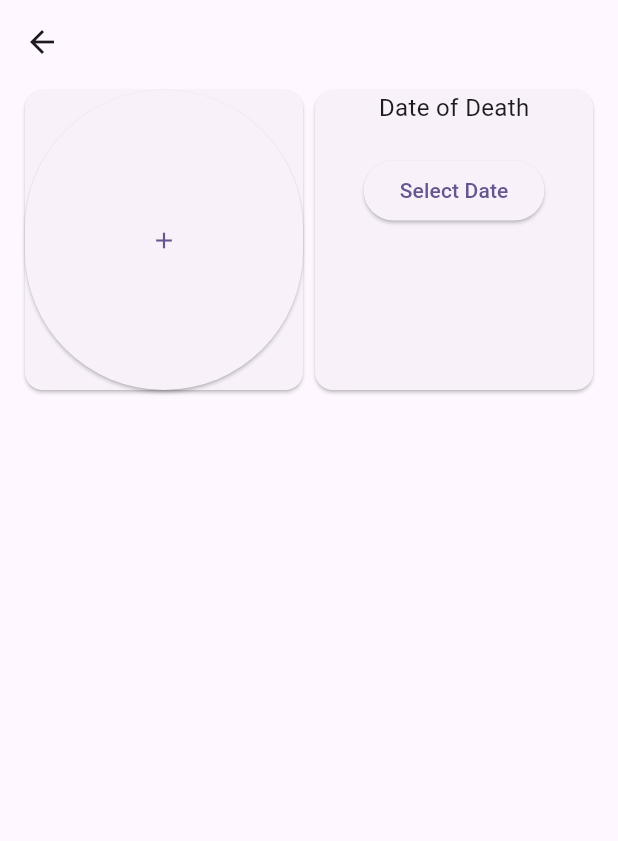
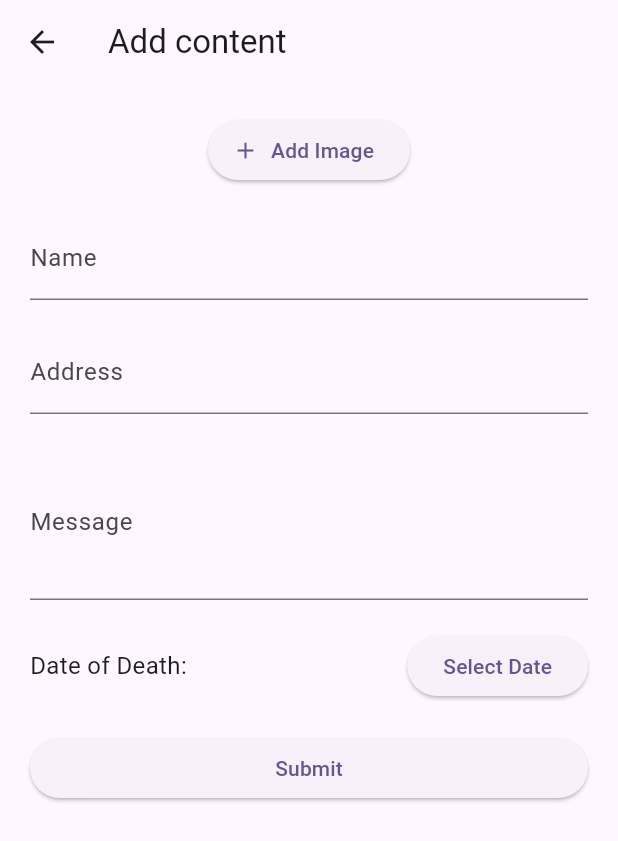
Before and after one commit to devendra-alt/social-content-manager, a Flutter app: the Create screen opened directly, on a phone screen of 412 x 824 dp. Shown: the top 841 px of the screen. Run offline on Flutter 3.47's test engine with Material 3 defaults, Android fonts, the phone set to English and light mode, and no system bars; our stand-ins replace file_picker, flutter_secure_storage, share; accounts and stored records are empty.

Commit message:
Add create table Form in create.dart

```diff
--- a/lib/home/create.dart
+++ b/lib/home/create.dart
@@ -1,6 +1,7 @@
 import 'dart:io';
 import 'package:file_picker/file_picker.dart';
 import 'package:flutter/material.dart';
+import 'package:social_content_manager/home/display.dart';
 
 class Create extends StatefulWidget {
   const Create({Key? key, required this.title}) : super(key: key);
@@ -17,7 +18,8 @@ class _CreateState extends State<Create> {
   final _formKey = GlobalKey<FormState>();
 
   String _name = '';
-  String _dod = '';
+  String _address = '';
+  String _message = '';
 
   DateTime selectedDate = DateTime.now();
 
@@ -37,68 +39,123 @@ class _CreateState extends State<Create> {
   @override
   Widget build(BuildContext context) {
     return Scaffold(
-      appBar: AppBar(),
-      body: Center(
+      appBar: AppBar(
+        title: Text(widget.title),
+      ),
+      body: SingleChildScrollView(
+        padding: EdgeInsets.all(20.0),
+        child: Form(
+          key: _formKey,
+          child: Column(
+            crossAxisAlignment: CrossAxisAlignment.stretch,
+            children: [
+              Center(
                 child: Column(
                   children: [
-            Row(
-              mainAxisAlignment: MainAxisAlignment.center,
-              children: [
-                Card(
-                  child: SizedBox(
-                    width: MediaQuery.of(context).size.width * 0.45,
+                    if (filePath != null)
+                      SizedBox(
+                        width: MediaQuery.of(context).size.width * 0.5,
                         height: 200,
-                    child: filePath != null
-                        ? Image(
-                            image: FileImage(
-                              filePath != null ? File(filePath!) : File(''),
+                        child: Image.file(
+                          File(filePath!),
+                          fit: BoxFit.cover,
                         ),
-                            width: MediaQuery.of(context).size.width * 0.4,
-                            height: MediaQuery.of(context).size.height * 0.4,
                       )
-                        : ElevatedButton(
+                    else
+                      ElevatedButton.icon(
                         onPressed: () async {
-                              FilePickerResult? result = await FilePicker
-                                  .platform
-                                  .pickFiles(allowMultiple: false);
+                          FilePickerResult? result =
+                              await FilePicker.platform.pickFiles(
+                            allowMultiple: false,
+                          );
                           if (result != null && result.files.isNotEmpty) {
                             setState(() {
-                                  filePath = result.files.first.path;
+                              filePath = result.files.first.path!;
                             });
                           } else {
                             print('No file selected');
                           }
                         },
-                            child: Icon(Icons.add),
-                            style: ElevatedButton.styleFrom(
-                              maximumSize: Size(200, 50), // Set minimum size
+                        icon: Icon(Icons.add),
+                        label: Text('Add Image'),
+                      ),
+                  ],
                 ),
               ),
+              SizedBox(height: 20),
+              TextFormField(
+                decoration: InputDecoration(labelText: 'Name'),
+                validator: (value) {
+                  if (value == null || value.isEmpty) {
+                    return 'Please enter your name';
+                  }
+                  return null;
+                },
+                onSaved: (value) {
+                  _name = value!;
+                },
               ),
+              SizedBox(height: 20),
+              TextFormField(
+                decoration: InputDecoration(labelText: 'Address'),
+                validator: (value) {
+                  if (value == null || value.isEmpty) {
+                    return 'Please enter your address';
+                  }
+                  return null;
+                },
+                onSaved: (value) {
+                  _address = value!;
+                },
               ),
-                Card(
-                  child: SizedBox(
-                      width: MediaQuery.of(context).size.width * 0.45,
-                      height: 200,
-                      child: Column(
+              SizedBox(height: 20),
+              TextFormField(
+                decoration: InputDecoration(labelText: 'Message'),
+                maxLines: 3,
+                onSaved: (value) {
+                  _message = value!;
+                },
+              ),
+              SizedBox(height: 20),
+              Row(
+                mainAxisAlignment: MainAxisAlignment.spaceBetween,
                 children: [
                   Text(
-                            'Date of Death', // Display selected date
+                    'Date of Death:',
                     style: TextStyle(fontSize: 16),
-                            textAlign: TextAlign.left,
+                  ),
+                  ElevatedButton(
+                    onPressed: () => _selectedDate(context),
+                    child: Text('Select Date'),
+                  ),
+                ],
               ),
               SizedBox(height: 20),
               ElevatedButton(
-                            onPressed: () => _selectedDate(
-                                context), // Call the date picker function
-                            child: Text('Select Date'),
+                onPressed: () {
+                  final form = _formKey.currentState;
+                  if (form!.validate()) {
+                    form.save();
+                    // Process the data or submit the form
+                    // For example, you can send the data to an API here
+                    // _name, _address, _message, selectedDate, filePath can be used here
+                    Navigator.replace(context,
+                        oldRoute: ModalRoute.of(context)!,
+                        newRoute: MaterialPageRoute(
+                            builder: (context) => DisplayPerson(
+                                    person: Person(
+                                  name: _name,
+                                  address: _address,
+                                  message: _message,
+                                  dateOfDeath: selectedDate,
+                                  imagePath: filePath ?? '',
+                                ))));
+                  }
+                },
+                child: Text('Submit'),
               ),
             ],
-                      )),
-                )
-              ],
           ),
-          ],
         ),
       ),
     );
```
Lines whose indentation alone changed are shown as unchanged.
